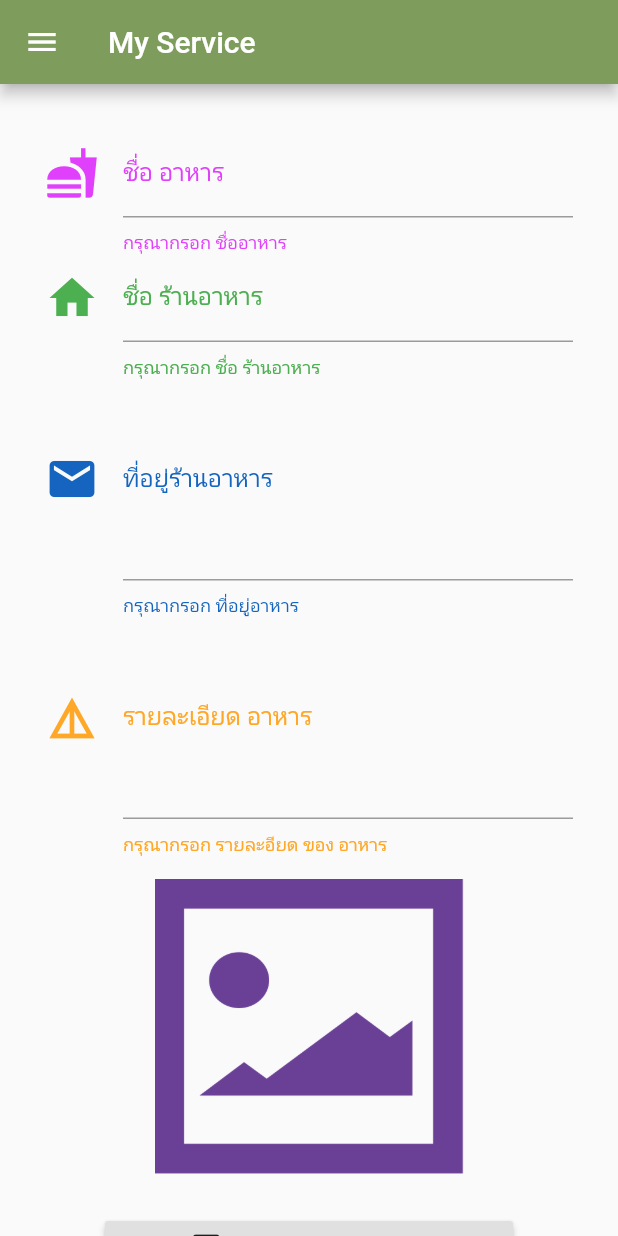
After one commit to masterUNG/UngLocator, a Flutter app: the MyService screen opened directly, in the side drawer, after a tap on "เพิ่มอาหาร", on a phone screen of 412 x 824 dp. The commit adds this screen. Run offline on Flutter 3.47's test engine with Material 2 defaults, Android fonts, the phone set to English and light mode, and no system bars; our stand-ins replace cloud_firestore, firebase_auth, google_maps_flutter; missing offline and left inert: dart:ffi; accounts and stored records are empty.

Commit message:
Design UI Add Food Success

```diff
--- /dev/null
+++ b/lib/screens/add_food.dart
@@ -0,0 +1,134 @@
+import 'package:flutter/material.dart';
+
+class AddFood extends StatefulWidget {
+  @override
+  _AddFoodState createState() => _AddFoodState();
+}
+
+class _AddFoodState extends State<AddFood> {
+  // Explicit
+
+  // Method
+  Widget nameFoodText() {
+    Color color = Colors.purpleAccent;
+    return TextFormField(
+      decoration: InputDecoration(
+          icon: Icon(
+            Icons.fastfood,
+            color: color,
+            size: 36.0,
+          ),
+          labelText: 'ชื่อ อาหาร',
+          labelStyle: TextStyle(color: color),
+          helperText: 'กรุณากรอก ชื่ออาหาร',
+          helperStyle: TextStyle(color: color)),
+    );
+  }
+
+  Widget nameShopText() {
+    Color color = Colors.green;
+    return TextFormField(
+      decoration: InputDecoration(
+          icon: Icon(
+            Icons.home,
+            color: color,
+            size: 36.0,
+          ),
+          labelText: 'ชื่อ ร้านอาหาร',
+          labelStyle: TextStyle(color: color),
+          helperText: 'กรุณากรอก ชื่อ ร้านอาหาร',
+          helperStyle: TextStyle(color: color)),
+    );
+  }
+
+  Widget addressText() {
+    Color color = Colors.blue.shade800;
+    return TextFormField(
+      keyboardType: TextInputType.multiline,
+      maxLines: 5,
+      decoration: InputDecoration(
+          icon: Icon(
+            Icons.email,
+            color: color,
+            size: 36.0,
+          ),
+          labelText: 'ที่อยู่ร้านอาหาร',
+          labelStyle: TextStyle(color: color),
+          helperText: 'กรุณากรอก ที่อยู่อาหาร',
+          helperStyle: TextStyle(color: color)),
+    );
+  }
+
+  Widget detailText() {
+    Color color = Colors.orange.shade400;
+    return TextFormField(
+      keyboardType: TextInputType.multiline,
+      maxLines: 5,
+      decoration: InputDecoration(
+          icon: Icon(
+            Icons.details,
+            color: color,
+            size: 36.0,
+          ),
+          labelText: 'รายละเอียด อาหาร',
+          labelStyle: TextStyle(color: color),
+          helperText: 'กรุณากรอก รายละอียด ของ อาหาร',
+          helperStyle: TextStyle(color: color)),
+    );
+  }
+
+  Widget showFoodImage() {
+    return Container(
+      width: MediaQuery.of(context).size.width * 0.6,
+      height: MediaQuery.of(context).size.width * 0.5,
+      child: Image.asset('images/food.png'),
+    );
+  }
+
+  Widget galleryButton() {
+    return Container(
+      margin: EdgeInsets.only(left: 40.0, right: 40.0),
+      child: RaisedButton.icon(
+        icon: Icon(Icons.image),
+        label: Text('Choose Image Food'),
+        onPressed: () {},
+      ),
+    );
+  }
+
+  Widget showLat() {
+    return ListTile(
+      title: Text('13.1234567'),
+      subtitle: Text('ละติจูด'),
+    );
+  }
+
+  Widget showLng() {
+    return ListTile(
+      title: Text('100.1234567'),
+      subtitle: Text('ลองติจูด'),
+    );
+  }
+
+  @override
+  Widget build(BuildContext context) {
+    return ListView(
+      padding: EdgeInsets.all(30.0),
+      children: <Widget>[
+        nameFoodText(),
+        nameShopText(),
+        addressText(),
+        detailText(),
+        SizedBox(
+          height: 16.0,
+        ),
+        showFoodImage(),
+        SizedBox(
+          height: 16,
+        ),
+        galleryButton(),
+        SizedBox(height: 16.0,), showLat(), showLng(),
+      ],
+    );
+  }
+}
--- a/lib/screens/my_services.dart
+++ b/lib/screens/my_services.dart
@@ -1,5 +1,6 @@
 import 'package:firebase_auth/firebase_auth.dart';
 import 'package:flutter/material.dart';
+import 'package:ung_locator/screens/add_food.dart';
 import 'package:ung_locator/screens/home.dart';
 import 'package:ung_locator/screens/information.dart';
 import 'package:ung_locator/screens/my_style.dart';
@@ -60,9 +61,27 @@ class _MyServiceState extends State<MyService> {
         color: Colors.blue,
       ),
       title: Text('Information'),
-      subtitle: Text('Information of User Login'),onTap: (){
+      subtitle: Text('Information of User Login'),
+      onTap: () {
         setState(() {
           currentWidget = Information();
+        });
+        Navigator.of(context).pop();
+      },
+    );
+  }
+
+  Widget menuAddFood() {
+    return ListTile(
+      leading: Icon(
+        Icons.add_circle,
+        color: Colors.purple,
+      ),
+      title: Text('เพิ่มอาหาร'),
+      subtitle: Text('เพื่อเพิ่ม ราการอาหาร พร้อม ร้านอาหาร'),
+      onTap: () {
+        setState(() {
+          currentWidget = AddFood();
         });
         Navigator.of(context).pop();
       },
@@ -138,6 +157,7 @@ class _MyServiceState extends State<MyService> {
         children: <Widget>[
           myHeadDrawer(),
           menuShowListFood(),
+          menuAddFood(),
           menuInformation(),
           processSignOut(),
         ],
--- a/pubspec.yaml
+++ b/pubspec.yaml
@@ -46,7 +46,7 @@ flutter:
   # To add assets to your application, add an assets section, like this:
   assets:
    - images/logo.png
-  #  - images/a_dot_ham.jpeg
+   - images/food.png
 
   # An image asset can refer to one or more resolution-specific "variants", see
   # https://flutter.dev/assets-and-images/#resolution-aware.
```
Also changed, not shown: images/food.png (added).
